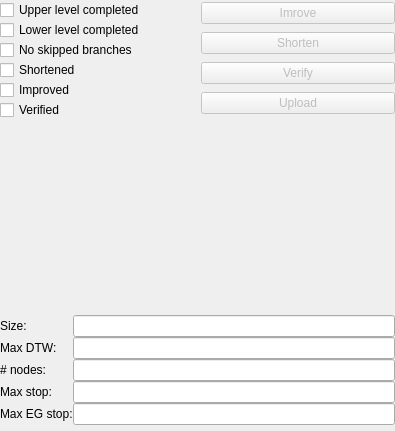
Before: the Qt Designer form projects/gui/ui/resultswidget.ui in tolius/solver, drawn with Qt 5.
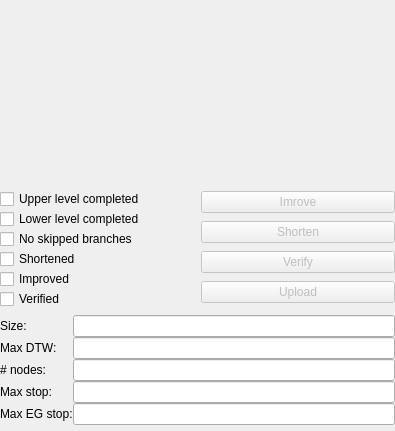
After: the same form once the commit is applied.

```diff
--- a/projects/gui/ui/resultswidget.ui
+++ b/projects/gui/ui/resultswidget.ui
@@ -26,6 +26,26 @@
    <property name="bottomMargin">
     <number>6</number>
    </property>
+   <item>
+    <widget class="QScrollArea" name="scrollArea">
+     <property name="frameShape">
+      <enum>QFrame::NoFrame</enum>
+     </property>
+     <property name="widgetResizable">
+      <bool>true</bool>
+     </property>
+     <widget class="QWidget" name="widget_Solution">
+      <property name="geometry">
+       <rect>
+        <x>0</x>
+        <y>0</y>
+        <width>395</width>
+        <height>171</height>
+       </rect>
+      </property>
+     </widget>
+    </widget>
+   </item>
    <item>
     <layout class="QGridLayout" name="gridLayout">
      <item row="0" column="1">
@@ -190,26 +210,6 @@
      </item>
     </layout>
    </item>
-   <item>
-    <widget class="QScrollArea" name="scrollArea">
-     <property name="frameShape">
-      <enum>QFrame::NoFrame</enum>
-     </property>
-     <property name="widgetResizable">
-      <bool>true</bool>
-     </property>
-     <widget class="QWidget" name="widget_Solution">
-      <property name="geometry">
-       <rect>
-        <x>0</x>
-        <y>0</y>
-        <width>395</width>
-        <height>171</height>
-       </rect>
-      </property>
-     </widget>
-    </widget>
-   </item>
    <item>
     <widget class="QWidget" name="widget_ResultInfo" native="true">
      <layout class="QVBoxLayout" name="verticalLayout_4">
```
